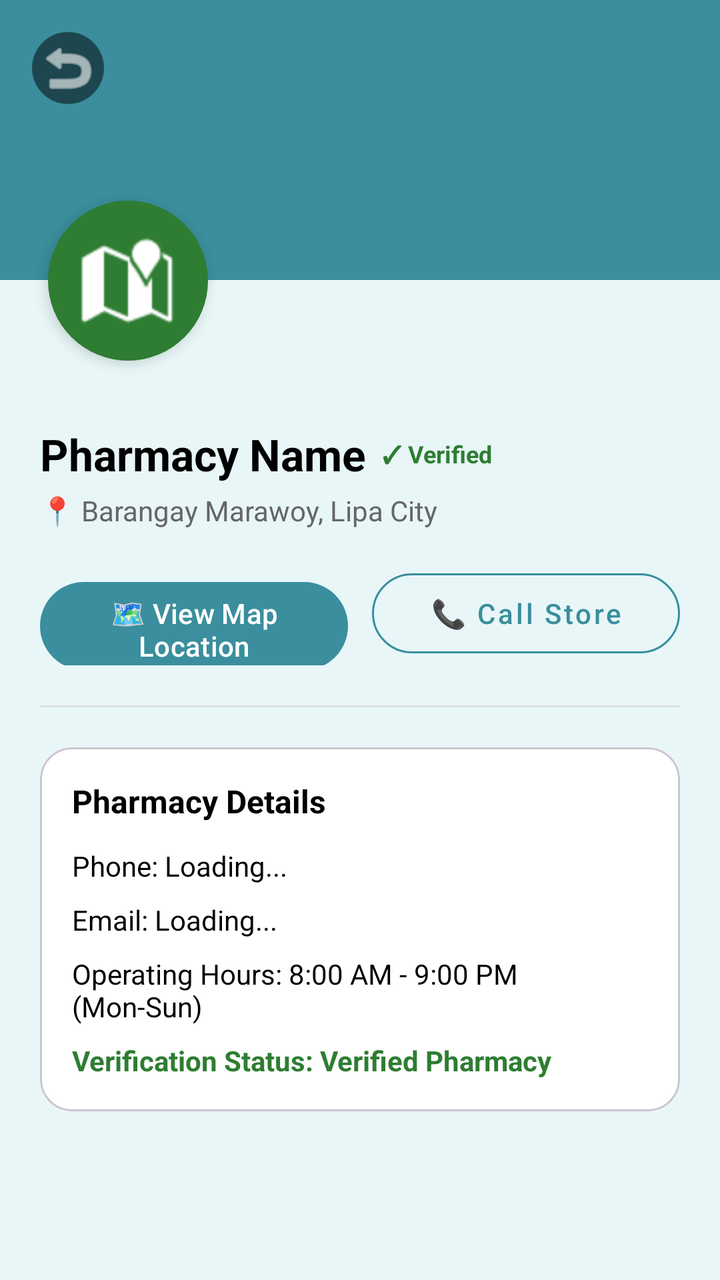
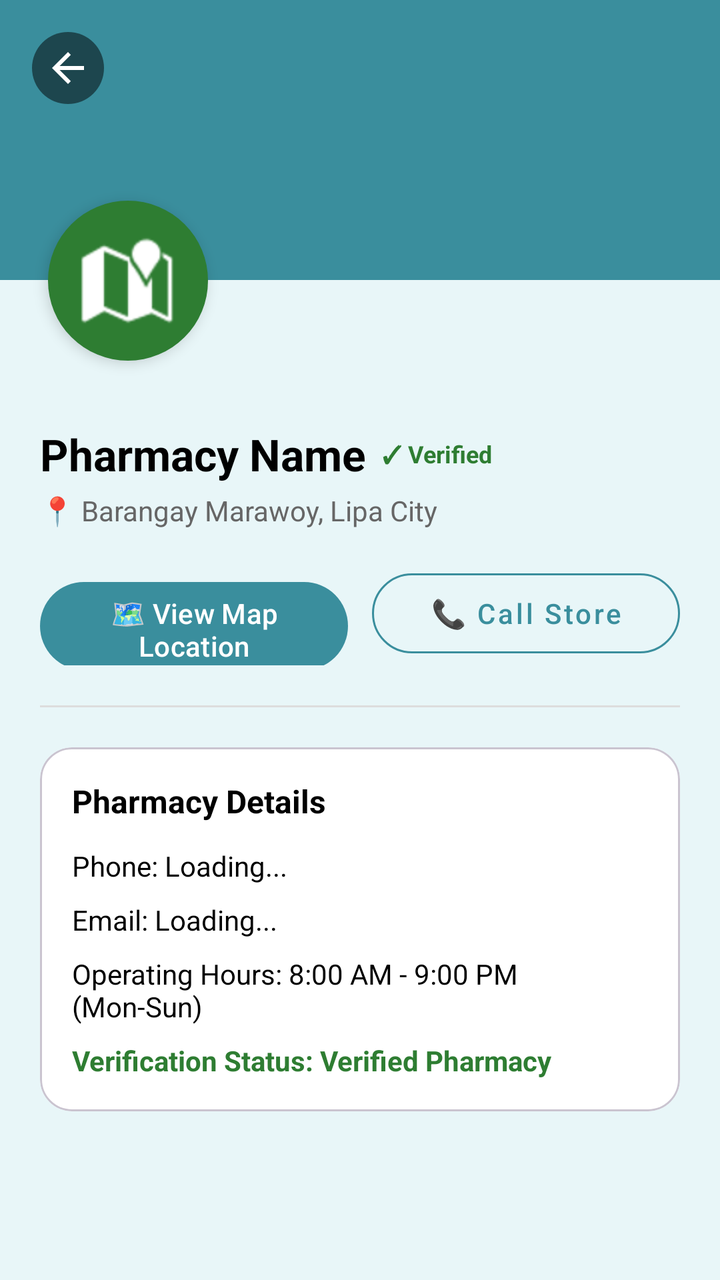

Compare the two renders of this Android layout. The source of the first and the diff that turns it into the second are given below.
<!-- AndroidManifest.xml: application theme Theme.PharmaFind -->
<!-- res/layout/activity_pharmacy_profile.xml -->
<?xml version="1.0" encoding="utf-8"?>
<androidx.constraintlayout.widget.ConstraintLayout xmlns:android="http://schemas.android.com/apk/res/android"
    xmlns:app="http://schemas.android.com/apk/res-auto"
    android:layout_width="match_parent"
    android:layout_height="match_parent"
    android:background="@color/background_light">

    
    <View
        android:id="@+id/coverHeader"
        android:layout_width="match_parent"
        android:layout_height="140dp"
        android:background="@color/primary_teal"
        app:layout_constraintTop_toTopOf="parent" />

    <ImageButton
        android:id="@+id/btnBackPharmacyProfile"
        android:layout_width="36dp"
        android:layout_height="36dp"
        android:layout_margin="16dp"
        android:background="@drawable/circle_background"
        android:backgroundTint="#80000000"
        android:contentDescription="Back"
        android:src="@android:drawable/ic_menu_revert"
        app:tint="@color/white"
        app:layout_constraintStart_toStartOf="parent"
        app:layout_constraintTop_toTopOf="parent" />

    
    <ImageView
        android:id="@+id/ivPharmacyProfileAvatar"
        android:layout_width="80dp"
        android:layout_height="80dp"
        android:layout_marginStart="24dp"
        android:layout_marginTop="-40dp"
        android:background="@drawable/circle_background"
        android:backgroundTint="#2E7D32"
        android:contentDescription="Pharmacy Avatar"
        android:elevation="4dp"
        android:padding="16dp"
        android:src="@android:drawable/ic_dialog_map"
        app:tint="@color/white"
        app:layout_constraintStart_toStartOf="parent"
        app:layout_constraintTop_toBottomOf="@id/coverHeader" />

    <ScrollView
        android:layout_width="match_parent"
        android:layout_height="0dp"
        android:layout_marginTop="12dp"
        app:layout_constraintBottom_toBottomOf="parent"
        app:layout_constraintTop_toBottomOf="@id/ivPharmacyProfileAvatar">

        <LinearLayout
            android:layout_width="match_parent"
            android:layout_height="wrap_content"
            android:orientation="vertical"
            android:padding="20dp">

            
            <LinearLayout
                android:layout_width="wrap_content"
                android:layout_height="wrap_content"
                android:gravity="center_vertical"
                android:orientation="horizontal">

                <TextView
                    android:id="@+id/tvPharmacyNameTitle"
                    android:layout_width="wrap_content"
                    android:layout_height="wrap_content"
                    android:text="Pharmacy Name"
                    android:textColor="@color/black"
                    android:textSize="22sp"
                    android:textStyle="bold" />

                <TextView
                    android:id="@+id/tvPharmacyVerifiedBadge"
                    android:layout_width="wrap_content"
                    android:layout_height="wrap_content"
                    android:layout_marginStart="8dp"
                    android:text="✓ Verified"
                    android:textColor="#2E7D32"
                    android:textSize="12sp"
                    android:textStyle="bold" />

            </LinearLayout>

            <TextView
                android:id="@+id/tvPharmacyAddress"
                android:layout_width="wrap_content"
                android:layout_height="wrap_content"
                android:layout_marginTop="4dp"
                android:text="📍 Barangay Marawoy, Lipa City"
                android:textColor="@color/text_gray"
                android:textSize="14sp" />

            
            <LinearLayout
                android:layout_width="match_parent"
                android:layout_height="wrap_content"
                android:layout_marginTop="16dp"
                android:orientation="horizontal">

                <com.google.android.material.button.MaterialButton
                    android:id="@+id/btnOpenMaps"
                    android:layout_width="0dp"
                    android:layout_height="52dp"
                    android:layout_marginEnd="6dp"
                    android:layout_weight="1"
                    android:text="🗺️ View Map Location"
                    android:textAllCaps="false"
                    app:backgroundTint="@color/primary_teal"
                    app:cornerRadius="26dp" />

                <com.google.android.material.button.MaterialButton
                    android:id="@+id/btnCallPharmacy"
                    style="@style/Widget.MaterialComponents.Button.OutlinedButton"
                    android:layout_width="0dp"
                    android:layout_height="52dp"
                    android:layout_marginStart="6dp"
                    android:layout_weight="1"
                    android:text="📞 Call Store"
                    android:textAllCaps="false"
                    android:textColor="@color/primary_teal"
                    app:cornerRadius="26dp"
                    app:strokeColor="@color/primary_teal" />

            </LinearLayout>

            <View
                android:layout_width="match_parent"
                android:layout_height="1dp"
                android:layout_marginVertical="20dp"
                android:background="@color/divider_color" />

            
            <com.google.android.material.card.MaterialCardView
                android:layout_width="match_parent"
                android:layout_height="wrap_content"
                app:cardBackgroundColor="@color/white"
                app:cardCornerRadius="16dp"
                app:cardElevation="1dp">

                <LinearLayout
                    android:layout_width="match_parent"
                    android:layout_height="wrap_content"
                    android:orientation="vertical"
                    android:padding="16dp">

                    <TextView
                        android:layout_width="wrap_content"
                        android:layout_height="wrap_content"
                        android:text="Pharmacy Details"
                        android:textColor="@color/black"
                        android:textSize="16sp"
                        android:textStyle="bold" />

                    <TextView
                        android:id="@+id/tvContactInfo"
                        android:layout_width="wrap_content"
                        android:layout_height="wrap_content"
                        android:layout_marginTop="12dp"
                        android:text="Phone: Loading..."
                        android:textColor="@color/black"
                        android:textSize="14sp" />

                    <TextView
                        android:id="@+id/tvEmailInfo"
                        android:layout_width="wrap_content"
                        android:layout_height="wrap_content"
                        android:layout_marginTop="8dp"
                        android:text="Email: Loading..."
                        android:textColor="@color/black"
                        android:textSize="14sp" />

                    <TextView
                        android:id="@+id/tvOperatingHours"
                        android:layout_width="wrap_content"
                        android:layout_height="wrap_content"
                        android:layout_marginTop="8dp"
                        android:text="Operating Hours: 8:00 AM - 9:00 PM (Mon-Sun)"
                        android:textColor="@color/black"
                        android:textSize="14sp" />

                    <TextView
                        android:id="@+id/tvStatusInfo"
                        android:layout_width="wrap_content"
                        android:layout_height="wrap_content"
                        android:layout_marginTop="8dp"
                        android:text="Verification Status: Verified Pharmacy"
                        android:textColor="#2E7D32"
                        android:textSize="14sp"
                        android:textStyle="bold" />

                </LinearLayout>

            </com.google.android.material.card.MaterialCardView>

        </LinearLayout>
    </ScrollView>

</androidx.constraintlayout.widget.ConstraintLayout>
<!-- resources referenced by this layout -->
<resources>
  <color name="background_light">#E8F6F8</color>
  <color name="black">#FF000000</color>
  <color name="divider_color">#DDDDDD</color>
  <color name="primary_teal">#3A8E9D</color>
  <color name="text_gray">#666666</color>
  <color name="white">#FFFFFFFF</color>
  <!-- drawable circle_background (drawable) -->
  <?xml version="1.0" encoding="utf-8"?>
  <shape xmlns:android="http://schemas.android.com/apk/res/android"
      android:shape="oval">
      <solid android:color="#A0D8D8" />
  </shape>
  <style name="Theme.PharmaFind" parent="Base.Theme.PharmaFind">
          <item name="colorPrimary">@color/primary_teal</item>
          <item name="colorOnPrimary">@color/white</item>
          <item name="colorPrimaryContainer">@color/teal_container</item>
          <item name="colorOnPrimaryContainer">@color/primary_dark</item>
          <item name="colorSecondary">@color/primary_teal</item>
          <item name="colorOnSecondary">@color/white</item>
          <item name="colorSecondaryContainer">@color/teal_container</item>
          <item name="colorOnSecondaryContainer">@color/primary_dark</item>
      </style>
  <style name="Base.Theme.PharmaFind" parent="Theme.Material3.Light.NoActionBar">
          <item name="android:forceDarkAllowed" tools:targetApi="q">false</item>
          
          
      </style>
  <color name="teal_container">#D6EEF1</color>
  <color name="primary_dark">#1F6371</color>
</resources>

<!-- the commit's change to res/layout/activity_pharmacy_profile.xml (unified diff, before → after) -->
@@ -21,7 +21,7 @@
         android:background="@drawable/circle_background"
         android:backgroundTint="#80000000"
         android:contentDescription="Back"
-        android:src="@android:drawable/ic_menu_revert"
+        android:src="@drawable/ic_arrow_back"
         app:tint="@color/white"
         app:layout_constraintStart_toStartOf="parent"
         app:layout_constraintTop_toTopOf="parent" />
<!-- resource entries referenced after the edit -->
@@ -12,6 +12,18 @@
       android:shape="oval">
       <solid android:color="#A0D8D8" />
   </shape>
+  <!-- drawable ic_arrow_back (drawable) -->
+  <?xml version="1.0" encoding="utf-8"?>
+  <vector xmlns:android="http://schemas.android.com/apk/res/android"
+      android:width="24dp"
+      android:height="24dp"
+      android:autoMirrored="true"
+      android:viewportWidth="24"
+      android:viewportHeight="24">
+      <path
+          android:fillColor="#FF000000"
+          android:pathData="M20,11H7.83l5.59,-5.59L12,4l-8,8 8,8 1.41,-1.41L7.83,13H20v-2z" />
+  </vector>
   <style name="Theme.PharmaFind" parent="Base.Theme.PharmaFind">
           <item name="colorPrimary">@color/primary_teal</item>
           <item name="colorOnPrimary">@color/white</item>
@@ -21,6 +33,18 @@
           <item name="colorOnSecondary">@color/white</item>
           <item name="colorSecondaryContainer">@color/teal_container</item>
           <item name="colorOnSecondaryContainer">@color/primary_dark</item>
+          <item name="colorSurface">@color/white</item>
+          <item name="colorOnSurface">@color/on_surface</item>
+          <item name="colorSurfaceVariant">@color/surface_variant</item>
+          <item name="colorOnSurfaceVariant">@color/on_surface_variant</item>
+          <item name="colorOutline">@color/outline</item>
+          <item name="colorSurfaceContainerLowest">@color/white</item>
+          <item name="colorSurfaceContainerLow">@color/surface_container_low</item>
+          <item name="colorSurfaceContainer">@color/surface_container</item>
+          <item name="colorSurfaceContainerHigh">@color/surface_container_high</item>
+          <item name="colorSurfaceContainerHighest">@color/surface_container_highest</item>
+          
+          <item name="elevationOverlayEnabled">false</item>
       </style>
   <style name="Base.Theme.PharmaFind" parent="Theme.Material3.Light.NoActionBar">
           <item name="android:forceDarkAllowed" tools:targetApi="q">false</item>
@@ -29,5 +53,13 @@
       </style>
   <color name="teal_container">#D6EEF1</color>
   <color name="primary_dark">#1F6371</color>
+  <color name="on_surface">#1B1F21</color>
+  <color name="surface_variant">#E3EBEC</color>
+  <color name="on_surface_variant">#3F484A</color>
+  <color name="outline">#6F797A</color>
+  <color name="surface_container_low">#F4F8F8</color>
+  <color name="surface_container">#EEF3F4</color>
+  <color name="surface_container_high">#E8EEEF</color>
+  <color name="surface_container_highest">#E2E9EA</color>
 </resources>
 
